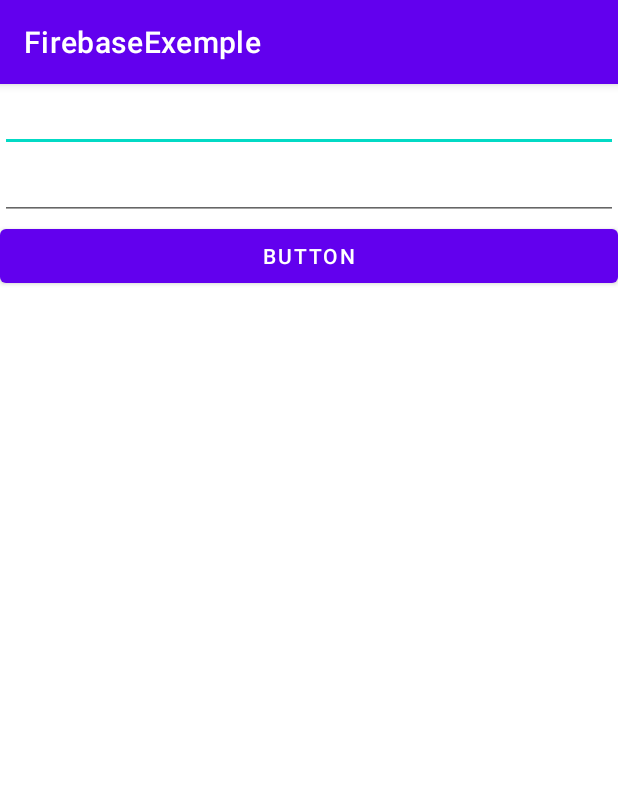
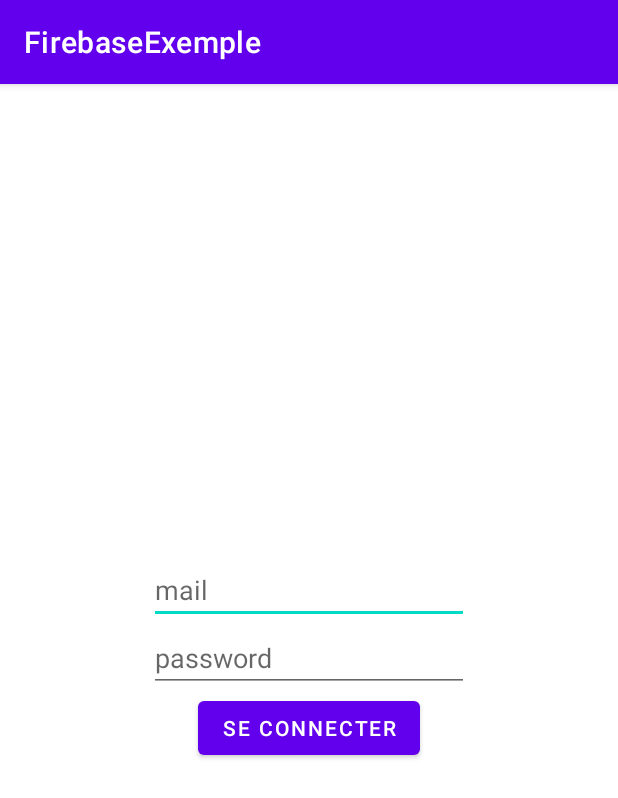
Before and after one commit to EtienneVformateur/FirebaseExemple, an Android app: the screen it shows after launch (MainActivity), on a phone screen of 412 x 824 dp. Shown: the top 798 px of the screen. Run offline under Robolectric (Android 15) with nearby library versions, the phone set to English and light mode, and no system bars; our stand-ins replace Firebase (no records; nobody signed in at launch, a user with empty details on screens opened directly).

Commit message:
Layout update ok

```diff
--- a/app/src/main/res/layout/activity_main.xml
+++ b/app/src/main/res/layout/activity_main.xml
@@ -4,26 +4,29 @@
     xmlns:tools="http://schemas.android.com/tools"
     android:layout_width="match_parent"
     android:layout_height="match_parent"
+    android:gravity="center"
     android:orientation="vertical"
-    tools:context=".MainActivity" >
+    tools:context=".MainActivity">
 
     <EditText
         android:id="@+id/user"
-        android:layout_width="match_parent"
+        android:layout_width="wrap_content"
         android:layout_height="wrap_content"
         android:ems="10"
+        android:hint="mail"
         android:inputType="textPersonName" />
 
     <EditText
         android:id="@+id/pwd"
-        android:layout_width="match_parent"
+        android:layout_width="wrap_content"
         android:layout_height="wrap_content"
         android:ems="10"
+        android:hint="password"
         android:inputType="textPassword" />
 
     <Button
         android:id="@+id/button"
-        android:layout_width="match_parent"
+        android:layout_width="wrap_content"
         android:layout_height="wrap_content"
-        android:text="Button" />
+        android:text="Se connecter" />
 </LinearLayout>
```
Also changed, not shown: gradle/wrapper/gradle-wrapper.properties.
